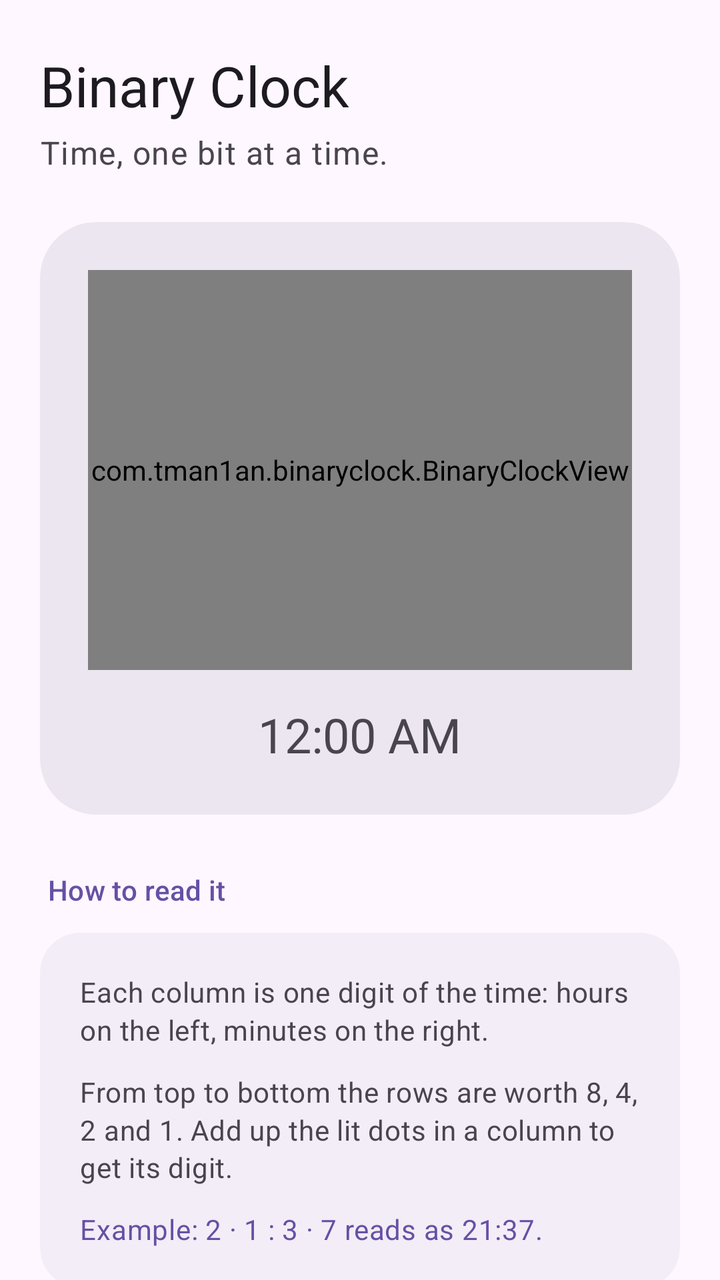
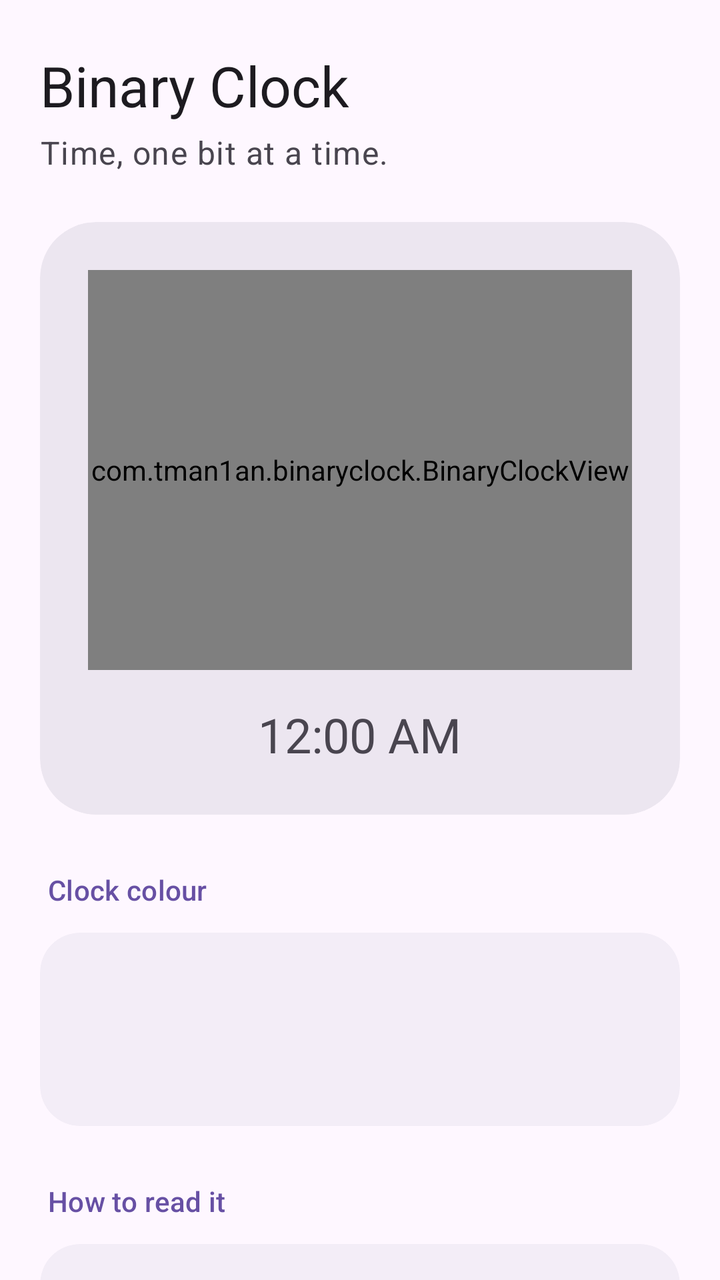

The first picture is an Android layout as it rendered before a commit; the second is the same layout after the commit. The layout source and the unified diff follow.
<!-- AndroidManifest.xml: application theme AppTheme -->
<!-- res/layout/activity_main.xml -->
<?xml version="1.0" encoding="utf-8"?>
<androidx.core.widget.NestedScrollView xmlns:android="http://schemas.android.com/apk/res/android"
    xmlns:app="http://schemas.android.com/apk/res-auto"
    android:id="@+id/scroll"
    android:layout_width="match_parent"
    android:layout_height="match_parent"
    android:clipToPadding="false"
    android:fillViewport="true">

    <LinearLayout
        android:layout_width="match_parent"
        android:layout_height="wrap_content"
        android:orientation="vertical"
        android:paddingHorizontal="20dp"
        android:paddingVertical="24dp">

        
        <TextView
            android:layout_width="wrap_content"
            android:layout_height="wrap_content"
            android:text="@string/app_name"
            android:textAppearance="?attr/textAppearanceHeadlineMedium" />

        <TextView
            android:layout_width="wrap_content"
            android:layout_height="wrap_content"
            android:layout_marginTop="4dp"
            android:text="@string/tagline"
            android:textAppearance="?attr/textAppearanceBodyLarge"
            android:textColor="?attr/colorOnSurfaceVariant" />

        
        <com.google.android.material.card.MaterialCardView
            style="@style/Widget.Material3.CardView.Filled"
            android:layout_width="match_parent"
            android:layout_height="wrap_content"
            android:layout_marginTop="24dp"
            app:cardBackgroundColor="?attr/colorSurfaceContainerHigh"
            app:cardCornerRadius="28dp">

            <LinearLayout
                android:layout_width="match_parent"
                android:layout_height="wrap_content"
                android:gravity="center_horizontal"
                android:orientation="vertical"
                android:padding="24dp">

                <com.tman1an.binaryclock.BinaryClockView
                    android:layout_width="match_parent"
                    android:layout_height="200dp"
                    android:importantForAccessibility="no" />

                <TextClock
                    android:layout_width="wrap_content"
                    android:layout_height="wrap_content"
                    android:layout_marginTop="16dp"
                    android:format12Hour="h:mm a"
                    android:format24Hour="HH:mm"
                    android:textAppearance="?attr/textAppearanceHeadlineSmall"
                    android:textColor="?attr/colorOnSurfaceVariant" />
            </LinearLayout>
        </com.google.android.material.card.MaterialCardView>

        
        <TextView
            style="@style/SectionHeader"
            android:text="@string/section_read" />

        <com.google.android.material.card.MaterialCardView
            style="@style/InfoCard"
            android:layout_width="match_parent"
            android:layout_height="wrap_content">

            <LinearLayout
                android:layout_width="match_parent"
                android:layout_height="wrap_content"
                android:orientation="vertical"
                android:padding="20dp">

                <TextView
                    style="@style/CardBody"
                    android:text="@string/read_columns" />

                <TextView
                    style="@style/CardBody"
                    android:layout_marginTop="12dp"
                    android:text="@string/read_rows" />

                <TextView
                    style="@style/CardBody"
                    android:layout_marginTop="12dp"
                    android:text="@string/read_example"
                    android:textColor="?attr/colorPrimary" />
            </LinearLayout>
        </com.google.android.material.card.MaterialCardView>

        
        <TextView
            style="@style/SectionHeader"
            android:text="@string/section_setup" />

        <com.google.android.material.card.MaterialCardView
            style="@style/InfoCard"
            android:layout_width="match_parent"
            android:layout_height="wrap_content">

            <LinearLayout
                android:layout_width="match_parent"
                android:layout_height="wrap_content"
                android:orientation="vertical"
                android:padding="20dp">

                <TextView
                    style="@style/CardTitle"
                    android:text="@string/home_title" />

                <TextView
                    style="@style/CardBody"
                    android:layout_marginTop="4dp"
                    android:text="@string/home_body" />

                <com.google.android.material.button.MaterialButton
                    android:id="@+id/add_widget"
                    android:layout_width="wrap_content"
                    android:layout_height="wrap_content"
                    android:layout_marginTop="16dp"
                    android:text="@string/home_action"
                    app:icon="@drawable/ic_add" />
            </LinearLayout>
        </com.google.android.material.card.MaterialCardView>

        <com.google.android.material.card.MaterialCardView
            style="@style/InfoCard"
            android:layout_width="match_parent"
            android:layout_height="wrap_content"
            android:layout_marginTop="12dp">

            <LinearLayout
                android:layout_width="match_parent"
                android:layout_height="wrap_content"
                android:orientation="vertical"
                android:padding="20dp">

                <TextView
                    style="@style/CardTitle"
                    android:text="@string/lock_title" />

                <TextView
                    style="@style/CardBody"
                    android:layout_marginTop="4dp"
                    android:text="@string/lock_body" />

                <com.google.android.material.button.MaterialButton
                    android:id="@+id/set_wallpaper"
                    style="@style/Widget.Material3.Button.TonalButton"
                    android:layout_width="wrap_content"
                    android:layout_height="wrap_content"
                    android:layout_marginTop="16dp"
                    android:text="@string/lock_action" />
            </LinearLayout>
        </com.google.android.material.card.MaterialCardView>

        <com.google.android.material.card.MaterialCardView
            android:id="@+id/exact_alarm_card"
            style="@style/InfoCard"
            android:layout_width="match_parent"
            android:layout_height="wrap_content"
            android:layout_marginTop="12dp"
            android:visibility="gone">

            <LinearLayout
                android:layout_width="match_parent"
                android:layout_height="wrap_content"
                android:orientation="vertical"
                android:padding="20dp">

                <TextView
                    style="@style/CardTitle"
                    android:text="@string/exact_title" />

                <TextView
                    style="@style/CardBody"
                    android:layout_marginTop="4dp"
                    android:text="@string/exact_body" />

                <com.google.android.material.button.MaterialButton
                    android:id="@+id/grant_exact_alarm"
                    style="@style/Widget.Material3.Button.TonalButton"
                    android:layout_width="wrap_content"
                    android:layout_height="wrap_content"
                    android:layout_marginTop="16dp"
                    android:text="@string/exact_action" />
            </LinearLayout>
        </com.google.android.material.card.MaterialCardView>

        <TextView
            android:id="@+id/version"
            android:layout_width="match_parent"
            android:layout_height="wrap_content"
            android:layout_marginTop="28dp"
            android:gravity="center"
            android:textAppearance="?attr/textAppearanceBodySmall"
            android:textColor="?attr/colorOnSurfaceVariant" />
    </LinearLayout>
</androidx.core.widget.NestedScrollView>
<!-- resources referenced by this layout -->
<resources>
  <!-- drawable ic_add (drawable) -->
  <?xml version="1.0" encoding="utf-8"?>
  <vector xmlns:android="http://schemas.android.com/apk/res/android"
      android:width="24dp"
      android:height="24dp"
      android:tint="?attr/colorControlNormal"
      android:viewportWidth="24"
      android:viewportHeight="24">
      <path android:fillColor="@android:color/white" android:pathData="M19,13h-6v6h-2v-6H5v-2h6V5h2v6h6v2z" />
  </vector>
  <string name="app_name">Binary Clock</string>
  <string name="exact_action">Allow</string>
  <string name="exact_body">Allow exact alarms so the widget changes right on the minute. Without this, Android may delay updates to save battery.</string>
  <string name="exact_title">Precise updates</string>
  <string name="home_action">Add widget</string>
  <string name="home_body">Place the clock on your home screen. It updates every minute and follows your 12- or 24-hour setting.</string>
  <string name="home_title">Home screen widget</string>
  <string name="lock_action">Set live wallpaper</string>
  <string name="lock_body">Set Binary Clock as your live wallpaper to show it on the lock screen. On devices that support lock screen widgets, you can also add the widget there.</string>
  <string name="lock_title">Lock screen</string>
  <string name="read_columns">Each column is one digit of the time: hours on the left, minutes on the right.</string>
  <string name="read_example">Example: 2 · 1 : 3 · 7 reads as 21:37.</string>
  <string name="read_rows">From top to bottom the rows are worth 8, 4, 2 and 1. Add up the lit dots in a column to get its digit.</string>
  <string name="section_read">How to read it</string>
  <string name="section_setup">Set up</string>
  <string name="tagline">Time, one bit at a time.</string>
  <style name="CardBody">
          <item name="android:layout_width">match_parent</item>
          <item name="android:layout_height">wrap_content</item>
          <item name="android:textAppearance">?attr/textAppearanceBodyMedium</item>
          <item name="android:textColor">?attr/colorOnSurfaceVariant</item>
          <item name="android:lineSpacingMultiplier">1.15</item>
      </style>
  <style name="CardTitle">
          <item name="android:layout_width">wrap_content</item>
          <item name="android:layout_height">wrap_content</item>
          <item name="android:textAppearance">?attr/textAppearanceTitleMedium</item>
          <item name="android:textColor">?attr/colorOnSurface</item>
      </style>
  <style name="InfoCard" parent="Widget.Material3.CardView.Filled">
          <item name="cardBackgroundColor">?attr/colorSurfaceContainer</item>
          <item name="cardCornerRadius">20dp</item>
      </style>
  <style name="SectionHeader">
          <item name="android:layout_width">wrap_content</item>
          <item name="android:layout_height">wrap_content</item>
          <item name="android:layout_marginTop">28dp</item>
          <item name="android:layout_marginBottom">12dp</item>
          <item name="android:layout_marginStart">4dp</item>
          <item name="android:textAppearance">?attr/textAppearanceTitleSmall</item>
          <item name="android:textColor">?attr/colorPrimary</item>
      </style>
  <style name="AppTheme" parent="Theme.Material3.DayNight.NoActionBar">
      </style>
</resources>

<!-- the commit's change to res/layout/activity_main.xml (unified diff, before → after) -->
@@ -46,6 +46,7 @@
                 android:padding="24dp">
 
                 <com.tman1an.binaryclock.BinaryClockView
+                    android:id="@+id/preview"
                     android:layout_width="match_parent"
                     android:layout_height="200dp"
                     android:importantForAccessibility="no" />
@@ -58,6 +59,40 @@
                     android:format24Hour="HH:mm"
                     android:textAppearance="?attr/textAppearanceHeadlineSmall"
                     android:textColor="?attr/colorOnSurfaceVariant" />
+            </LinearLayout>
+        </com.google.android.material.card.MaterialCardView>
+
+        
+        <TextView
+            style="@style/SectionHeader"
+            android:text="@string/section_color" />
+
+        <com.google.android.material.card.MaterialCardView
+            style="@style/InfoCard"
+            android:layout_width="match_parent"
+            android:layout_height="wrap_content">
+
+            <LinearLayout
+                android:layout_width="match_parent"
+                android:layout_height="wrap_content"
+                android:orientation="vertical"
+                android:padding="20dp">
+
+                <TextView
+                    android:id="@+id/color_name"
+                    style="@style/CardTitle" />
+
+                <TextView
+                    android:id="@+id/color_hint"
+                    style="@style/CardBody"
+                    android:layout_marginTop="4dp" />
+
+                <GridLayout
+                    android:id="@+id/color_grid"
+                    android:layout_width="match_parent"
+                    android:layout_height="wrap_content"
+                    android:layout_marginTop="12dp"
+                    android:columnCount="5" />
             </LinearLayout>
         </com.google.android.material.card.MaterialCardView>
 
<!-- resource entries referenced after the edit -->
@@ -23,6 +23,7 @@
   <string name="read_columns">Each column is one digit of the time: hours on the left, minutes on the right.</string>
   <string name="read_example">Example: 2 · 1 : 3 · 7 reads as 21:37.</string>
   <string name="read_rows">From top to bottom the rows are worth 8, 4, 2 and 1. Add up the lit dots in a column to get its digit.</string>
+  <string name="section_color">Clock colour</string>
   <string name="section_read">How to read it</string>
   <string name="section_setup">Set up</string>
   <string name="tagline">Time, one bit at a time.</string>
